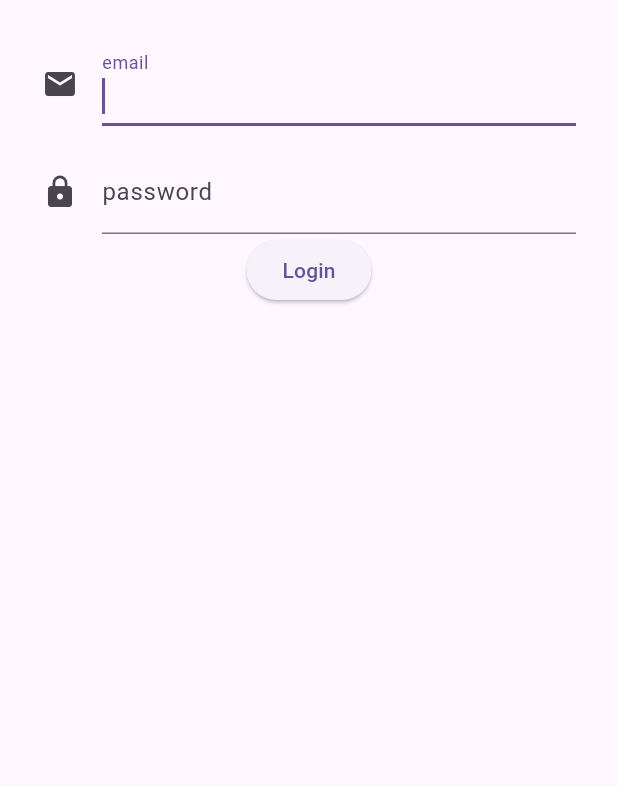
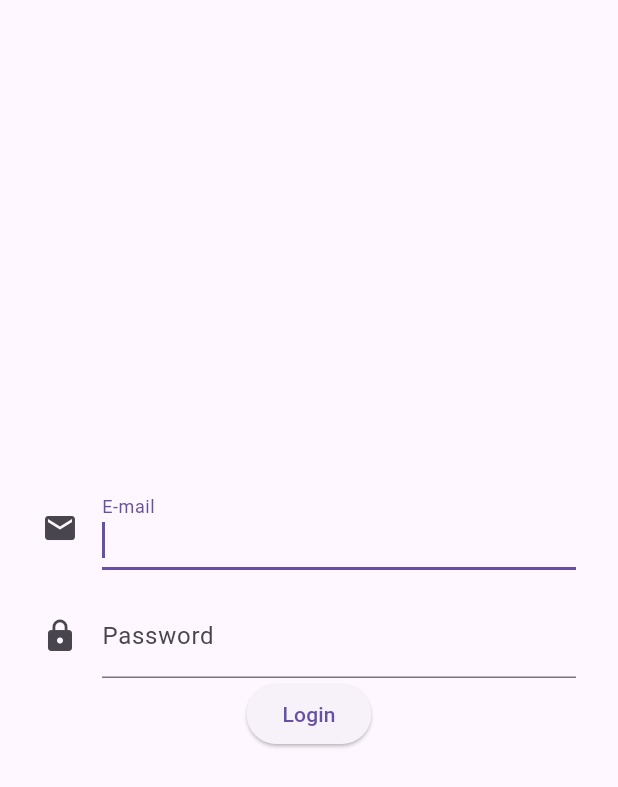
Before and after one commit to KatayR/first_test_case, a Flutter app: the screen it shows after launch, on a phone screen of 412 x 824 dp. Shown: the top 787 px of the screen. Run offline on Flutter 3.47's test engine with Material 3 defaults, Android fonts, the phone set to English and light mode, and no system bars; our stand-ins replace flutter_riverpod, form_field_validator, shared_preferences.

Commit message:
refactor + cleanup <3

```diff
--- a/lib/main.dart
+++ b/lib/main.dart
@@ -1,30 +1,32 @@
-import 'package:first_test_case/models/participant.dart';
-import 'package:first_test_case/views/login/login_screen.dart';
-import 'package:first_test_case/views/participants/participants_screen.dart';
+import 'package:first_test_case/utils/constants.dart';
 import 'package:flutter/material.dart';
 import 'package:flutter_riverpod/flutter_riverpod.dart';
 import 'package:shared_preferences/shared_preferences.dart';
+import 'views/login/login_screen.dart';
+import 'views/participants/participants_screen.dart';
 
 void main() async {
   WidgetsFlutterBinding.ensureInitialized();
   final prefs = await SharedPreferences.getInstance();
-  final token = prefs.getString('token');
-  runApp(ProviderScope(child: MyApp()));
+  final token = prefs.getString(tokenKey);
+  runApp(ProviderScope(child: MyApp(token: token)));
 }
 
 class MyApp extends StatelessWidget {
+  final String? token;
+
   const MyApp({super.key, this.token});
-  final String? token;
 
   @override
   Widget build(BuildContext context) {
     return MaterialApp(
-        title: 'Flutter Demo',
-        debugShowCheckedModeBanner: false,
-        home: token == null ? LoginScreen() : ParticipantsScreen(),
-        routes: {
-          '/login': (context) => LoginScreen(),
-          '/participants': (context) => ParticipantsScreen(),
-        });
+      title: mainTitle,
+      debugShowCheckedModeBanner: false,
+      home: token == null ? const LoginScreen() : const ParticipantsScreen(),
+      routes: {
+        '/login': (context) => const LoginScreen(),
+        '/participants': (context) => const ParticipantsScreen(),
+      },
+    );
   }
 }
--- a/lib/services/auth_service.dart
+++ b/lib/services/auth_service.dart
@@ -1,13 +1,13 @@
 import 'dart:convert';
-import 'dart:math';
 import 'package:http/http.dart' as http;
 import '../models/user.dart';
+import 'package:first_test_case/utils/constants.dart';
 
 class AuthService {
   Future<User?> login(String email, String password) async {
     try {
       final response = await http.post(
-        Uri.parse('https://reqres.in/api/login'),
+        Uri.parse(loginEndpoint),
         body: {'email': email, 'password': password},
       );
       if (response.statusCode == 200) {
@@ -17,7 +17,7 @@
         return null;
       }
     } catch (e) {
-      return Future.error(e.toString());
+      return Future.error(loginErrorMessage);
     }
   }
 }
--- a/lib/services/participant_service.dart
+++ b/lib/services/participant_service.dart
@@ -1,10 +1,11 @@
 import 'package:http/http.dart' as http;
 import 'dart:convert';
 import '../models/participant.dart';
+import 'package:first_test_case/utils/constants.dart';
 
 class ParticipantService {
   Future<List<Participant>> fetchParticipants() async {
-    final response = await http.get(Uri.parse('https://reqres.in/api/users'));
+    final response = await http.get(Uri.parse(usersEndpoint));
     if (response.statusCode == 200) {
       List<dynamic> body = jsonDecode(response.body)['data'];
       List<Participant> participants =
--- /dev/null
+++ b/lib/utils/constants.dart
@@ -0,0 +1,28 @@
+// API Endpoints
+const String baseUrl = 'https://reqres.in/api';
+const String loginEndpoint = '$baseUrl/login';
+const String usersEndpoint = '$baseUrl/users';
+
+// SharedPreferences Keys
+const String tokenKey = 'token';
+const String emailKey = 'email';
+
+// titles
+const String participantsTitle = 'Participants';
+const String mainTitle = 'Flutter MVC/MVC+S App';
+
+// messages
+const String loginFailedMessage = 'Login failed: Invalid credentials';
+const String loginErrorMessage = 'Login failed: Network error';
+const String invalidCredentialsMessage = 'Invalid credentials';
+const String emailRequiredMessage = 'E-mail is required';
+const String passwordRequiredMessage = 'Password is required';
+const String validEmailMessage = 'Enter a valid email';
+const String errorTitle = 'Error';
+const String minLengthError = 'Password must be at least 8 digits long';
+
+// labels
+const String closeButtonText = 'Close';
+const String loginButtonText = 'Login';
+const String emailLabelText = 'E-mail';
+const String passwordLabelText = 'Password';
--- /dev/null
+++ b/lib/utils/validators.dart
@@ -0,0 +1,12 @@
+import 'package:form_field_validator/form_field_validator.dart';
+import 'package:first_test_case/utils/constants.dart';
+
+final emailValidator = MultiValidator([
+  RequiredValidator(errorText: emailRequiredMessage),
+  EmailValidator(errorText: validEmailMessage),
+]);
+
+final passwordValidator = MultiValidator([
+  RequiredValidator(errorText: passwordRequiredMessage),
+  MinLengthValidator(8, errorText: minLengthError),
+]);
--- a/lib/views/login/components/formfields.dart
+++ b/lib/views/login/components/formfields.dart
@@ -1,5 +1,6 @@
-// formfields.dart
 import 'package:flutter/material.dart';
+import '../../../utils/validators.dart';
+import 'package:first_test_case/utils/constants.dart';
 
 class EmailFormField extends StatelessWidget {
   final Function(String?) onSaved;
@@ -12,9 +13,10 @@
       autofocus: true,
       decoration: const InputDecoration(
         icon: Icon(Icons.email),
-        labelText: "email",
+        labelText: emailLabelText,
         border: UnderlineInputBorder(),
       ),
+      validator: emailValidator,
       keyboardType: TextInputType.emailAddress,
       onSaved: onSaved,
     );
@@ -32,9 +34,10 @@
       obscureText: true,
       decoration: const InputDecoration(
         icon: Icon(Icons.lock),
-        labelText: "password",
+        labelText: passwordLabelText,
         border: UnderlineInputBorder(),
       ),
+      validator: passwordValidator,
       onSaved: onSaved,
     );
   }
--- a/lib/views/login/components/login_button.dart
+++ b/lib/views/login/components/login_button.dart
@@ -1,5 +1,5 @@
-// login_button.dart
 import 'package:flutter/material.dart';
+import 'package:first_test_case/utils/constants.dart';
 
 class LoginButton extends StatelessWidget {
   final bool isLoading;
@@ -24,7 +24,7 @@
                 color: Colors.white,
               ),
             )
-          : const Text("Login"),
+          : const Text(loginButtonText),
     );
   }
 }
--- a/lib/views/participants/components/participant_list.dart
+++ b/lib/views/participants/components/participant_list.dart
@@ -1,4 +1,3 @@
-// participant_list.dart
 import 'package:flutter/material.dart';
 import 'package:first_test_case/models/participant.dart';
 import 'participant_tile.dart';
--- a/lib/views/participants/components/participant_tile.dart
+++ b/lib/views/participants/components/participant_tile.dart
@@ -1,4 +1,3 @@
-// participant_tile.dart
 import 'package:flutter/material.dart';
 import 'package:first_test_case/models/participant.dart';
 
--- a/lib/views/participants/participants_screen.dart
+++ b/lib/views/participants/participants_screen.dart
@@ -1,8 +1,8 @@
-// participants_screen.dart
 import 'package:flutter/material.dart';
 import 'package:flutter_riverpod/flutter_riverpod.dart';
 import 'package:first_test_case/views/participants/components/participant_list.dart';
 import '../../providers/participants_provider.dart';
+import 'package:first_test_case/utils/constants.dart';
 
 class ParticipantsScreen extends ConsumerWidget {
   static const String routeName = '/participants';
@@ -16,7 +16,7 @@
     return Scaffold(
       appBar: AppBar(
         automaticallyImplyLeading: false,
-        title: const Text('Participants'),
+        title: const Text(participantsTitle),
       ),
       body: asyncValue.when(
         data: (participants) => ParticipantList(participants: participants),
```
Also changed, not shown: lib/views/login/login_screen.dart (+8 -5 lines).
